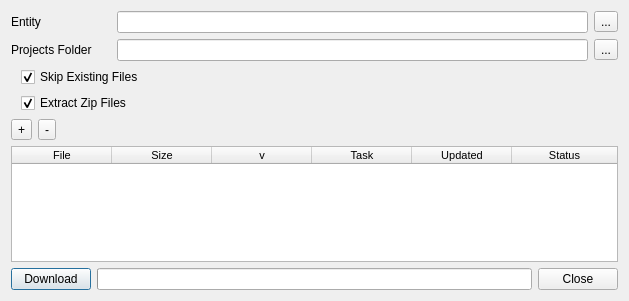
This is module/wildchildanimation/gui/forms/maya/download_dialog.ui in dearyangyu/swing as Qt 5 draws it before an edit. The edited form follows.
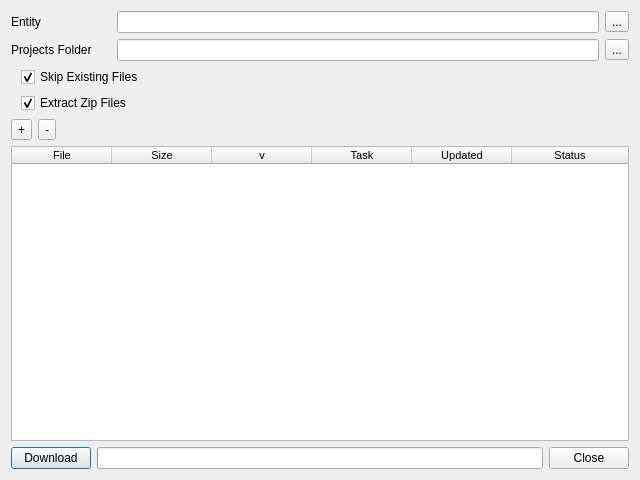
This is the edited form.

```diff
--- a/module/wildchildanimation/gui/forms/maya/download_dialog.ui
+++ b/module/wildchildanimation/gui/forms/maya/download_dialog.ui
@@ -9,10 +9,16 @@
    <rect>
     <x>0</x>
     <y>0</y>
-    <width>629</width>
-    <height>301</height>
+    <width>640</width>
+    <height>480</height>
    </rect>
   </property>
+  <property name="minimumSize">
+   <size>
+    <width>640</width>
+    <height>480</height>
+   </size>
+  </property>
   <property name="windowTitle">
    <string>Download Files</string>
   </property>
```
